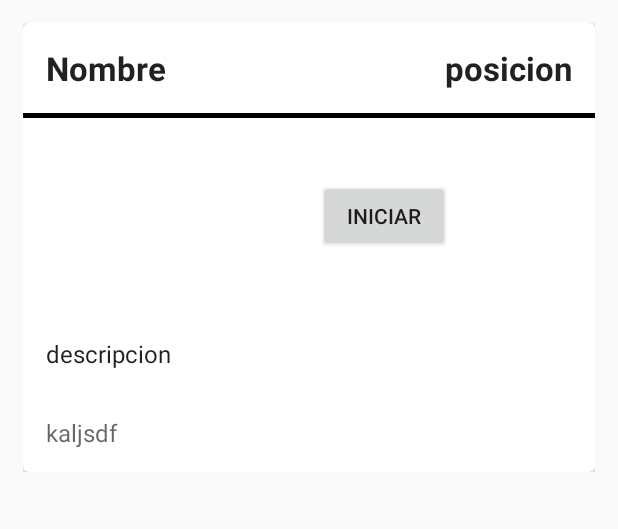
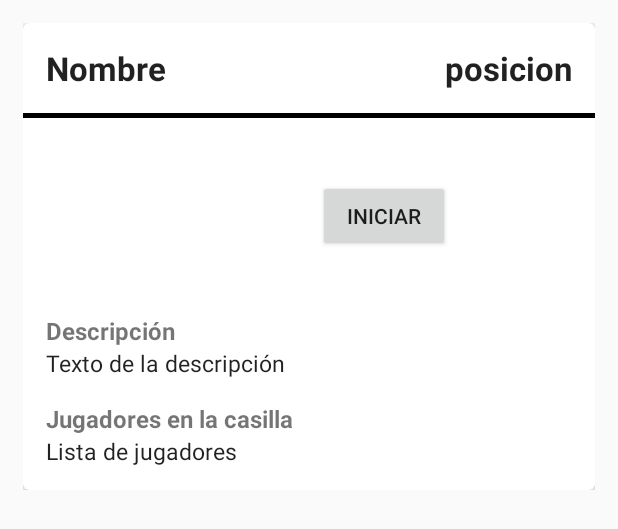
Before and after one commit to CokePedreira/PracticaUbicuaAndroid, an Android app: the layout fragment_casilla.xml on its own in the app's theme, with its tools: preview values and no code run, on a phone screen of 412 x 824 dp. Shown: the top 529 px of the screen. Run offline under Robolectric (Android 15) with nearby library versions, the phone set to English and light mode, and no system bars.

Commit message:
Minor refactor and some changes on square's design

```diff
--- a/OcalimochoApp/app/src/main/java/com/example/cokepedreira/ocalimochoapp/FragmentCasilla.java
+++ b/OcalimochoApp/app/src/main/java/com/example/cokepedreira/ocalimochoapp/FragmentCasilla.java
@@ -162,7 +162,6 @@ public class FragmentCasilla extends Fragment {
         view.findViewById(R.id.card_view_linear_layout).setBackgroundColor(Color.parseColor(this.casilla.getColor()));
 
         imagen = (ImageView) view.findViewById(R.id.imagen);
-//        imagen.setImageBitmap(urlImageToBitmap(this.casilla.getImagen()));
         File file = new File(Environment.getExternalStorageDirectory()+File.separator + "alante.png"); //your image file path
         if(file.exists()) {
             imagen.setImageURI(Uri.fromFile(file));
@@ -204,13 +203,20 @@ public class FragmentCasilla extends Fragment {
 
         listaJugadores = (TextView) view.findViewById(R.id.listaJugadores);
         String nombresJugadores = "";
+
         for (Jugador jugador : casilla.getJugadoresEnLaCasilla()) {
-            nombresJugadores += jugador.getNombre() + "\n";
+            if(casilla.getJugadoresEnLaCasilla().indexOf(jugador) != casilla.getJugadoresEnLaCasilla().size()-1) {
+                nombresJugadores += jugador.getNombre() + "\n";
+            } else {
+                nombresJugadores += jugador.getNombre();
+            }
         }
 
         if(nombresJugadores.isEmpty()) {
+            view.findViewById(R.id.tituloListaJugadores).setVisibility(View.GONE);
             listaJugadores.setVisibility(View.GONE);
         } else {
+            view.findViewById(R.id.tituloListaJugadores).setVisibility(View.VISIBLE);
             listaJugadores.setVisibility(View.VISIBLE);
             listaJugadores.setText(nombresJugadores);
         }
--- a/OcalimochoApp/app/src/main/res/layout/fragment_casilla.xml
+++ b/OcalimochoApp/app/src/main/res/layout/fragment_casilla.xml
@@ -28,7 +28,7 @@
                 android:layout_height="wrap_content"
                 android:orientation="vertical"
                 android:gravity="center"
-            android:layout_alignParentTop="true">
+                android:paddingBottom="15dp" >
 
                 <LinearLayout
                     android:layout_width="match_parent"
@@ -98,29 +98,48 @@
 
 
                 <TextView
+                    android:layout_width="match_parent"
+                    android:layout_height="wrap_content"
+                    android:paddingStart="15dp"
+                    android:paddingEnd="15dp"
+                    android:textSize="16sp"
+                    android:textStyle="bold"
+                    android:text="Descripción"/>
+
+                <TextView
                     android:id = "@+id/descripcion"
                     style="?android:textAppearanceLarge"
-                android:textSize="16dp"
+                    android:textSize="15sp"
                     android:layout_width="match_parent"
                     android:layout_height="wrap_content"
                     android:gravity="start"
-                android:padding="15dp"
-                android:text="descripcion"/>
+                    android:paddingStart="15dp"
+                    android:paddingEnd="15dp"
+                    android:paddingBottom="15dp"
+                    android:text="Texto de la descripción"/>
+
 
                 <TextView
+                    android:id="@+id/tituloListaJugadores"
+                    android:layout_width="match_parent"
+                    android:layout_height="wrap_content"
+                    android:paddingStart="15dp"
+                    android:paddingEnd="15dp"
+                    android:textSize="16sp"
+                    android:textStyle="bold"
+                    android:text="Jugadores en la casilla"/>
+                <TextView
                     android:id="@+id/listaJugadores"
-                android:hint="kaljsdf"
                     style="?android:textAppearanceLarge"
                     android:layout_width="match_parent"
                     android:layout_height="match_parent"
                     android:gravity="start"
-                android:padding="15dp"
-                android:textSize="16dp"/>
-
-
+                    android:paddingStart="15dp"
+                    android:paddingEnd="15dp"
+                    android:textSize="15sp"
+                    android:text="Lista de jugadores"/>
 
             </LinearLayout>
-
         </ScrollView>
     </android.support.v7.widget.CardView>
 </LinearLayout>
```
Lines whose indentation alone changed are shown as unchanged.
